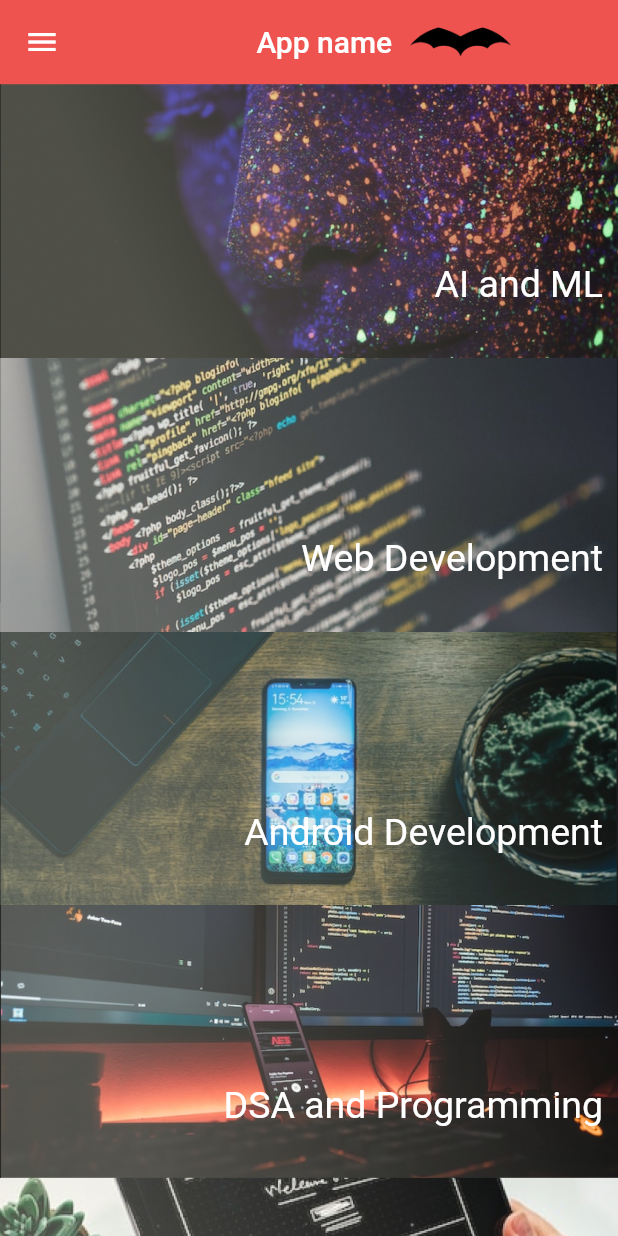
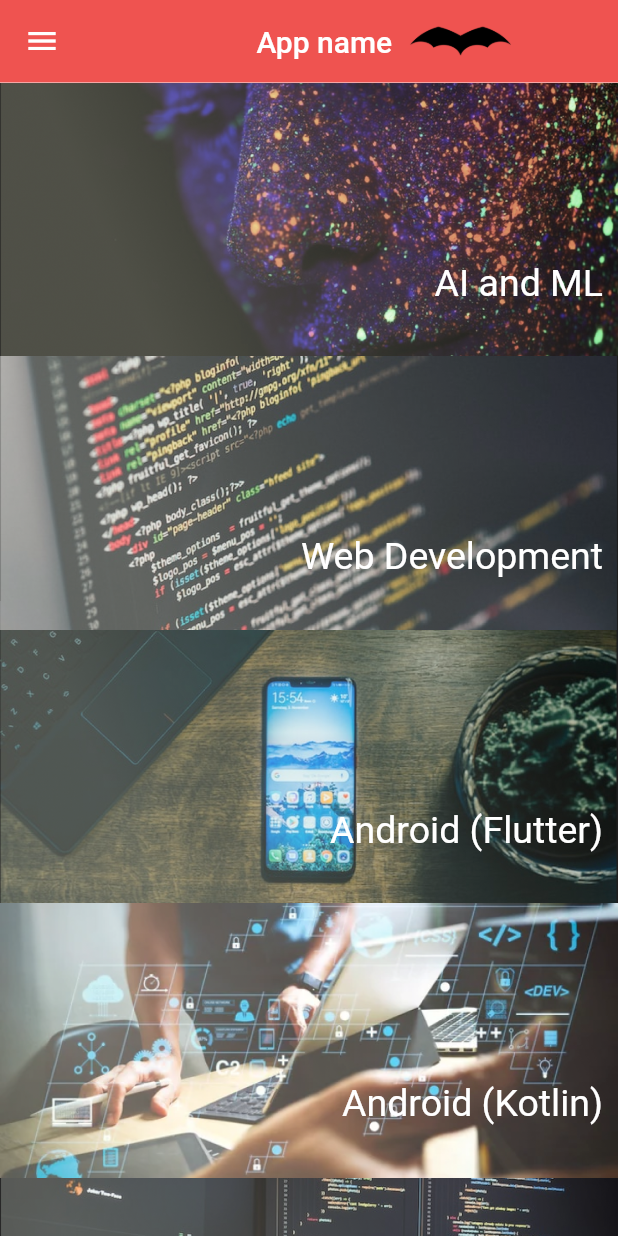
Before and after one commit to divyansh12git/application, a Flutter app: the screen it shows after launch, on a phone screen of 412 x 824 dp. Run offline on Flutter 3.47's test engine with Material 2 defaults, Android fonts, the phone set to English and light mode, and no system bars.

Commit message:
2nd commit

```diff
--- a/lib/main.dart
+++ b/lib/main.dart
@@ -1,3 +1,4 @@
+import 'package:application/profile.dart';
 import 'package:flutter/material.dart';
 import 'package:application/pages/landingPage.dart';
 import 'package:application/routes/mapping.dart';
@@ -22,6 +23,7 @@ class MyApp extends StatelessWidget {
       debugShowCheckedModeBanner: false,
 
       routes:{
+        // "/":(context)=>User_Profile(),
         "/":(context) => Landing_Page(),
         MyRoutes.landingRoute:(context)=>Landing_Page(),
         MyRoutes.AI_MLRoute:(context)=>AI_ML(),
@@ -29,6 +31,7 @@ class MyApp extends StatelessWidget {
         MyRoutes.Android_DevRoute:(context)=>Androiders(),
         MyRoutes.DSARoute:(context)=>DSAers(),
         MyRoutes.DesigningRoute:(context)=>Designers(),
+        MyRoutes.ProfileRoute:(context)=>User_Profile(),
       }
     );
   }
--- a/lib/pages/AI_ML.dart
+++ b/lib/pages/AI_ML.dart
@@ -12,6 +12,8 @@ class _AI_MLState extends State<AI_ML> {
   Widget build(BuildContext context) {
     return Scaffold(
       body: Center(child: Text("AIML")),
-    );
+      backgroundColor: Color.fromARGB(255, 244, 147, 147)
+      );
+
   }
 }
--- a/lib/pages/landingPage.dart
+++ b/lib/pages/landingPage.dart
@@ -1,6 +1,8 @@
+import 'package:application/widgets/appbar.dart';
 import 'package:flutter/material.dart';
 import 'package:application/routes/mapping.dart';
 import 'package:application/widgets/drawer.dart';
+import 'package:application/widgets/category.dart';
 
 class Landing_Page extends StatefulWidget {
   const Landing_Page({super.key});
@@ -13,163 +15,24 @@ class _Landing_PageState extends State<Landing_Page> {
   @override
   Widget build(BuildContext context) {
     return Scaffold(
-      appBar: AppBar(
-        backgroundColor: Colors.red[400],
-        elevation: 0.0,
-        title: Row(children: [
-          Padding(padding: EdgeInsets.fromLTRB(99, 0, 0, 0)),
-          Text(
-            'App name',
-            style: TextStyle(color: Colors.white, fontSize: 20),
-          ),
-          SizedBox(width: 10),
-          Image.asset(
-            "images/Batman_Logo.png",
-            fit: BoxFit.contain,
-            height: 40,
-          ),
-        ]),
-      ),
+      appBar:MyAppBar(),
       body: Padding(
         padding: EdgeInsets.all(0.0),
         child: SingleChildScrollView(
           child: Column(
             children: [
-              GestureDetector(
-                onTap: () {
-                  Navigator.pushNamed(context, MyRoutes.AI_MLRoute);
-                },
-                child: Stack(children: [
-                  Container(
-                    child: Image(
-                      image: AssetImage("images/aiml.png"),
-                    ),
-                  ),
-                  Container(
-                    height: 158,
-                    padding: EdgeInsets.all(10.0),
-                    child: Align(
-                      alignment: Alignment.bottomRight,
-                      child: Text(
-                        "AI and ML",
-                        style: TextStyle(
-                          color: Colors.white,
-                          fontSize: 25,
-                        ),
-                      ),
-                    ),
-                  )
-                ]),
-              ),
-              GestureDetector(
-                onTap: () {
-                  Navigator.pushNamed(context, MyRoutes.Web_DevRoute);
-                },
-                child: Stack(children: [
-                  Container(
-                    child: Image(
-                      image: AssetImage("images/web.png"),
-                    ),
-                  ),
-                  Container(
-                    height: 158,
-                    padding: EdgeInsets.all(10.0),
-                    child: Align(
-                      alignment: Alignment.bottomRight,
-                      child: Text(
-                        "Web Development",
-                        style: TextStyle(
-                          color: Colors.white,
-                          fontSize: 25,
-                        ),
-                      ),
-                    ),
-                  )
-                ]),
-              ),
-              GestureDetector(
-                onTap: () {
-                  Navigator.pushNamed(context, MyRoutes.Android_DevRoute);
-                },
-                child: Stack(children: [
-                  Container(
-                    child: Image(
-                      image: AssetImage("images/app.png"),
-                    ),
-                  ),
-                  Container(
-                    height: 158,
-                    padding: EdgeInsets.all(10.0),
-                    child: Align(
-                      alignment: Alignment.bottomRight,
-                      child: Text(
-                        "Android Development",
-                        style: TextStyle(
-                          color: Colors.white,
-                          fontSize: 25,
-                        ),
-                      ),
-                    ),
-                  )
-                ]),
-              ),
-              GestureDetector(
-                onTap: () {
-                  Navigator.pushNamed(context, MyRoutes.DSARoute);
-                },
-                child: Stack(children: [
-                  Container(
-                    child: Image(
-                      image: AssetImage("images/dsa.png"),
-                    ),
-                  ),
-                  Container(
-                    height: 158,
-                    padding: EdgeInsets.all(10.0),
-                    child: Align(
-                      alignment: Alignment.bottomRight,
-                      child: Text(
-                        "DSA and Programming",
-                        style: TextStyle(
-                          color: Colors.white,
-                          fontSize: 25,
-                        ),
-                      ),
-                    ),
-                  )
-                ]),
-              ),
-              GestureDetector(
-                onTap: () {
-                  Navigator.pushNamed(context, MyRoutes.DesigningRoute);
-                },
-                child: Stack(children: [
-                  Container(
-                    child: Image(
-                      image: AssetImage("images/designing.png"),
-                    ),
-                  ),
-                  Container(
-                    height: 158,
-                    padding: EdgeInsets.all(10.0),
-                    child: Align(
-                      alignment: Alignment.bottomRight,
-                      child: Text(
-                        "Designing",
-                        style: TextStyle(
-                          color: Colors.white,
-                          fontSize: 25,
-                        ),
-                      ),
-                    ),
-                  )
-                ]),
-              ),
+              Domain(imageURL:"images/aiml.png" ,name:"AI and ML"),
+              Domain(name:"Web Development",imageURL: "images/web.png",),
+              Domain(name:"Android (Flutter)",imageURL: "images/flutter.png",),
+              Domain(name:"Android (Kotlin)",imageURL: "images/kotlin.png",),
+              Domain(name:"DSA and Programming",imageURL: "images/dsa.png",),
+              Domain(name:"Designing",imageURL: "images/designing.png",),
+              Domain(name:"Management",imageURL: "images/management.png",),
             ],
           ),
         ),
       ),
-      drawer:Drawer(),
+      drawer:MyDrawer(),
     );
   }
 }
--- a/lib/routes/mapping.dart
+++ b/lib/routes/mapping.dart
@@ -2,8 +2,8 @@ class MyRoutes{
   static String landingRoute="/landingPage";
   static String AI_MLRoute="/AI_ML.dart";
   static String Android_DevRoute="/android_dev.dart";
-  static String DesigningRoute="/designing";
-  static String Web_DevRoute="/Web_dev";
-  static String DSARoute="/DSA";
-
+  static String DesigningRoute="/designing.dart";
+  static String Web_DevRoute="/Web_dev.dart";
+  static String DSARoute="/DSA.dart";
+  static String ProfileRoute='/profile.dart';
 }
--- /dev/null
+++ b/lib/widgets/appbar.dart
@@ -0,0 +1,35 @@
+import "package:flutter/material.dart";
+
+class MyAppBar extends StatefulWidget implements PreferredSizeWidget{
+  const MyAppBar({super.key});
+
+  @override
+  State<MyAppBar> createState() => _MyAppBarState();
+
+  @override
+  // TODO: implement preferredSize
+  Size get preferredSize => const Size(double.maxFinite,55);
+}
+
+class _MyAppBarState extends State<MyAppBar> {
+  @override
+  Widget build(BuildContext context) {
+    return AppBar(
+       backgroundColor: Colors.red[400],
+        elevation: 0.0,
+        title: Row(children: [
+          Padding(padding: EdgeInsets.fromLTRB(99, 0, 0, 0)),
+          Text(
+            'App name',
+            style: TextStyle(color: Colors.white, fontSize: 20),
+          ),
+          SizedBox(width: 10),
+          Image.asset(
+            "images/Batman_Logo.png",
+            fit: BoxFit.contain,
+            height: 40,
+          ),
+        ]),
+    );
+  }
+}
--- /dev/null
+++ b/lib/widgets/category.dart
@@ -0,0 +1,38 @@
+import "package:flutter/material.dart";
+import 'package:application/routes/mapping.dart';
+
+class Domain extends StatelessWidget {
+
+String name,imageURL;
+Domain({required this.name,required this.imageURL});
+
+  @override
+  Widget build(BuildContext context) {
+    return GestureDetector(
+                onTap: () {
+                  Navigator.pushNamed(context, MyRoutes.AI_MLRoute);
+                },
+                child: Stack(children: [
+                  Container(
+                    child: Image(
+                      image: AssetImage(imageURL),
+                    ),
+                  ),
+                  Container(
+                    height: 158,
+                    padding: EdgeInsets.all(10.0),
+                    child: Align(
+                      alignment: Alignment.bottomRight,
+                      child: Text(
+                        name,
+                        style: TextStyle(
+                          color: Colors.white,
+                          fontSize: 25,
+                        ),
+                      ),
+                    ),
+                  )
+                ]),
+              );
+  }
+}
--- a/lib/widgets/drawer.dart
+++ b/lib/widgets/drawer.dart
@@ -9,6 +9,8 @@ class MyDrawer extends StatefulWidget {
 class _MyDrawerState extends State<MyDrawer> {
   @override
   Widget build(BuildContext context) {
-    return Drawer();
+    return Drawer(
+      child:Text("Divyansh Gupta"),
+    );
   }
 }
```
Also changed, not shown: lib/profile.dart (added, +61 -0 lines), images/avtar.png (added), images/bglayer.png (added), images/bglayers.png (added), images/flutter.png (renamed from images/app.png), images/kotlin.png (added), images/management.png (added).
